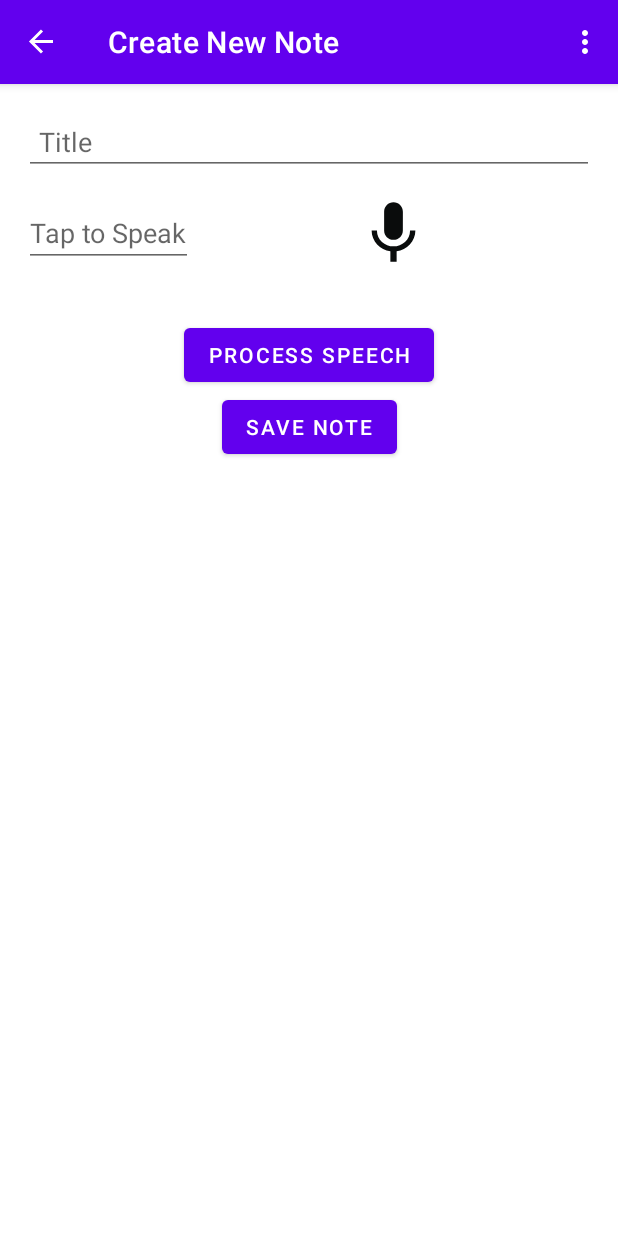
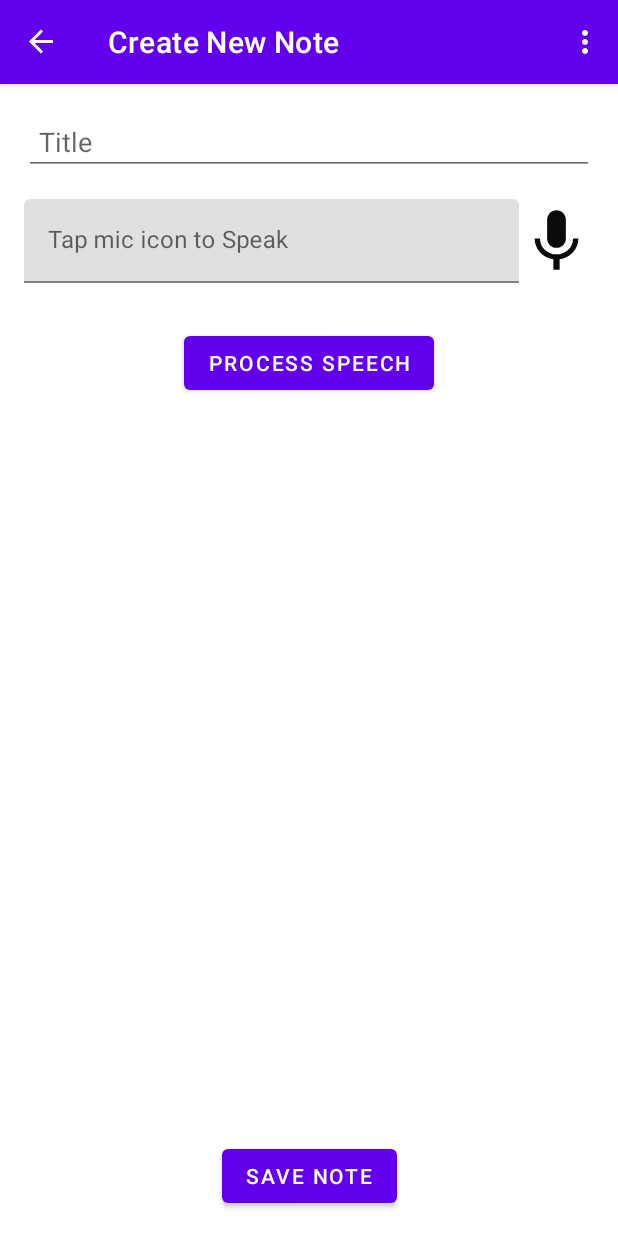
Before and after one commit to vikasvmane/MeetAssist, an Android app: the CreateNoteFragment screen opened through its navigation route, after a tap on "SAVE NOTE", on a phone screen of 412 x 824 dp. Run offline under Robolectric (Android 15) with nearby library versions, the phone set to English and light mode, and no system bars; our stand-ins replace Dagger/Hilt's generated code, navigation-ui.

Commit message:
More copies added

```diff
--- a/app/src/main/java/com/maverickai/meetassist/feature_create_note/presentation/CreateNoteFragment.kt
+++ b/app/src/main/java/com/maverickai/meetassist/feature_create_note/presentation/CreateNoteFragment.kt
@@ -85,8 +85,9 @@ class CreateNoteFragment : Fragment() {
                 // Output is only visible when its a success response
                 binding.textOutput.visibility = VISIBLE
                 if (!response.choices.isNullOrEmpty()) {
+                    binding.tilSpeechDisplay.hint = getString(R.string.speech_transcript_hint)
                     // Choices contains the actual output to be shown to the user
-                    binding.textOutput.text = "Output :\n ${response.choices[0]?.text}"
+                    binding.textOutput.text = "$OUTPUT_TEXT${response.choices[0]?.text}"
                 }
             }
         }
@@ -95,11 +96,12 @@ class CreateNoteFragment : Fragment() {
             if (binding.editSpeechDisplay.text.toString().isNotEmpty())
                 viewModel.getChatGPTData(binding.editSpeechDisplay.text.toString())
             else
-                Toast.makeText(context, "Speech text cannot be empty", Toast.LENGTH_SHORT).show()
+                Toast.makeText(context, getString(R.string.empty_speech_error), Toast.LENGTH_SHORT)
+                    .show()
         }
 
         binding.buttonSaveNote.setOnClickListener {
-            if (!binding.textOutput.text.isNullOrEmpty() && noteToSave != null) {
+            if (!binding.textOutput.text.isNullOrEmpty()) {
                 // Checks if title is present, if not, insist to add title
                 if (binding.editNotesTitle.text.toString().isNotBlank()) {
                     noteToSave = Note(
@@ -112,11 +114,12 @@ class CreateNoteFragment : Fragment() {
                 } else
                     Toast.makeText(
                         context,
-                        "Its good to put a title to a save note",
+                        getString(R.string.empty_title_error),
                         Toast.LENGTH_SHORT
                     ).show()
             } else
-                Toast.makeText(context, "No notes found to save", Toast.LENGTH_SHORT).show()
+                Toast.makeText(context, getString(R.string.empty_output_error), Toast.LENGTH_SHORT)
+                    .show()
         }
 
         speechRecognizer = SpeechRecognizer.createSpeechRecognizer(context)
@@ -135,6 +138,7 @@ class CreateNoteFragment : Fragment() {
         if (activity != null) {
             (activity as MainActivity).supportActionBar?.title = note.title
         }
+        binding.tilSpeechDisplay.hint = getString(R.string.speech_transcript_hint)
         binding.textOutput.text = "$OUTPUT_TEXT${note.summary}"
         binding.editSpeechDisplay.setText(note.transcript)
         binding.editNotesTitle.setText(note.title)
@@ -145,7 +149,7 @@ class CreateNoteFragment : Fragment() {
             override fun onReadyForSpeech(bundle: Bundle) {}
             override fun onBeginningOfSpeech() {
                 binding.editSpeechDisplay.setText("")
-                binding.editSpeechDisplay.hint = "Listening..."
+                binding.tilSpeechDisplay.hint = getString(R.string.speech_listening_hint)
                 binding.textOutput.visibility = GONE
             }
 
@@ -205,7 +209,7 @@ class CreateNoteFragment : Fragment() {
         super.onRequestPermissionsResult(requestCode, permissions, grantResults)
         if (requestCode == RECORD_AUDIO_REQUEST_CODE && grantResults.isNotEmpty()) {
             if (grantResults[0] == PackageManager.PERMISSION_GRANTED) Toast.makeText(
-                requireContext(), "Permission Granted", Toast.LENGTH_SHORT
+                requireContext(), getString(R.string.record_permission_granted), Toast.LENGTH_SHORT
             ).show()
         }
     }
--- a/app/src/main/res/layout/fragment_create_note.xml
+++ b/app/src/main/res/layout/fragment_create_note.xml
@@ -3,7 +3,8 @@
     xmlns:app="http://schemas.android.com/apk/res-auto"
     xmlns:tools="http://schemas.android.com/tools"
     android:layout_width="match_parent"
-    android:layout_height="match_parent">
+    android:layout_height="match_parent"
+    android:fillViewport="true">
 
     <androidx.constraintlayout.widget.ConstraintLayout
         android:layout_width="match_parent"
@@ -28,8 +29,7 @@
             android:text="@string/save_note"
             app:layout_constraintBottom_toBottomOf="parent"
             app:layout_constraintEnd_toEndOf="parent"
-            app:layout_constraintStart_toStartOf="parent"
-            app:layout_constraintTop_toBottomOf="@id/textOutput" />
+            app:layout_constraintStart_toStartOf="parent" />
 
         <EditText
             android:id="@+id/editNotesTitle"
@@ -42,28 +42,15 @@
             app:layout_constraintStart_toStartOf="parent"
             app:layout_constraintTop_toTopOf="parent" />
 
-        <EditText
-            android:id="@+id/editSpeechDisplay"
-            android:layout_width="wrap_content"
-            android:layout_height="wrap_content"
-            android:layout_marginTop="16dp"
-            android:focusable="false"
-            android:focusableInTouchMode="false"
-            android:hint="@string/tap_to_speak"
-            android:inputType="textMultiLine"
-            app:layout_constraintStart_toStartOf="parent"
-            app:layout_constraintTop_toBottomOf="@id/editNotesTitle" />
-
         <ImageView
             android:id="@+id/buttonMic"
             android:layout_width="50dp"
             android:layout_height="50dp"
             android:backgroundTint="#F9F8FA"
             android:src="@drawable/ic_mic_black_off"
-            app:layout_constraintBottom_toBottomOf="@+id/editSpeechDisplay"
+            app:layout_constraintBottom_toBottomOf="@+id/tilSpeechDisplay"
             app:layout_constraintEnd_toEndOf="parent"
-            app:layout_constraintStart_toEndOf="@id/editSpeechDisplay"
-            app:layout_constraintTop_toTopOf="@+id/editSpeechDisplay" />
+            app:layout_constraintTop_toTopOf="@id/tilSpeechDisplay" />
 
         <ProgressBar
             android:id="@+id/progressBar"
@@ -84,12 +71,32 @@
             android:layout_centerHorizontal="true"
             android:layout_marginTop="16dp"
             android:padding="16dp"
-            tools:text="Output"
             android:textStyle="bold"
             android:visibility="gone"
             app:layout_constraintEnd_toEndOf="parent"
             app:layout_constraintStart_toStartOf="parent"
-            app:layout_constraintTop_toBottomOf="@id/buttonProcess" />
+            app:layout_constraintTop_toBottomOf="@id/buttonProcess"
+            tools:text="Output" />
+
+        <com.google.android.material.textfield.TextInputLayout
+            android:id="@+id/tilSpeechDisplay"
+            android:layout_width="0dp"
+            android:layout_marginTop="16dp"
+            android:layout_height="wrap_content"
+            android:hint="@string/tap_to_speak"
+            app:layout_constraintEnd_toStartOf="@id/buttonMic"
+            app:layout_constraintStart_toStartOf="parent"
+            app:layout_constraintTop_toBottomOf="@id/editNotesTitle">
+
+            <com.google.android.material.textfield.TextInputEditText
+                android:id="@+id/editSpeechDisplay"
+                android:layout_width="match_parent"
+                android:layout_height="wrap_content"
+                android:focusable="false"
+                android:focusableInTouchMode="false"
+                android:inputType="textMultiLine"
+                tools:text="Listening" />
+        </com.google.android.material.textfield.TextInputLayout>
 
     </androidx.constraintlayout.widget.ConstraintLayout>
 </androidx.core.widget.NestedScrollView>
--- a/app/src/main/res/values/strings.xml
+++ b/app/src/main/res/values/strings.xml
@@ -6,8 +6,14 @@
     <string name="second_fragment_label">Create New Note</string>
     <string name="no_notes_found_error">No notes found</string>
     <string name="create_a_new_note_from_error">Create a new note from</string>
-    <string name="tap_to_speak">Tap to Speak</string>
+    <string name="tap_to_speak">Tap mic icon to Speak</string>
     <string name="title">Title</string>
     <string name="process_speech">Process Speech</string>
     <string name="save_note">Save Note</string>
+    <string name="empty_title_error">Its good to put a title to a save note</string>
+    <string name="empty_output_error">No notes found to save</string>
+    <string name="empty_speech_error">Speech text cannot be empty</string>
+    <string name="speech_listening_hint">Listening...</string>
+    <string name="speech_transcript_hint">Speech Transcript</string>
+    <string name="record_permission_granted">Permission Granted</string>
 </resources>
```
